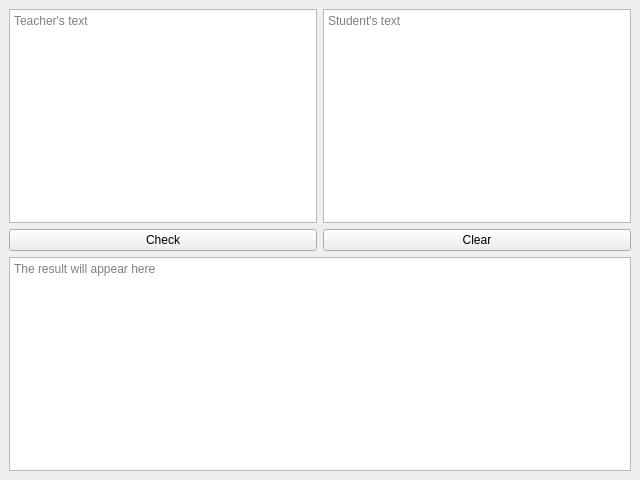
Qt form ui/shprote.ui (alex-rusakevich/shprote) before a commit.
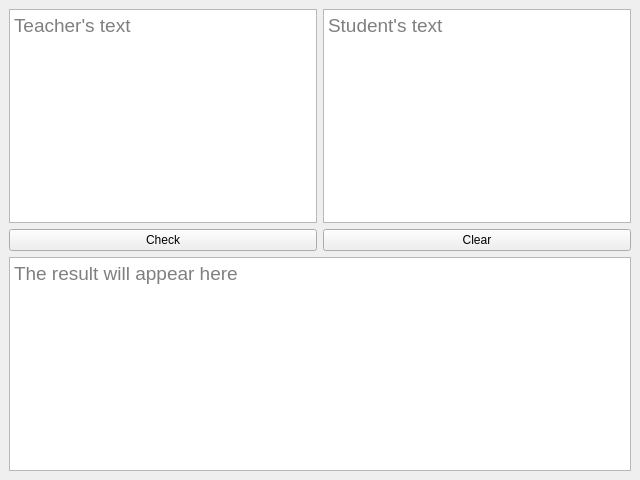
The same form after that commit.

Commit message: Disable reloader when running UI

Diff of the .ui file:
```diff
--- a/ui/shprote.ui
+++ b/ui/shprote.ui
@@ -40,6 +40,11 @@
      <layout class="QGridLayout" name="UIgridLayout">
       <item row="0" column="1">
        <widget class="QPlainTextEdit" name="studentTextEdit">
+        <property name="font">
+         <font>
+          <pointsize>14</pointsize>
+         </font>
+        </property>
         <property name="placeholderText">
          <string>Student's text</string>
         </property>
@@ -47,6 +52,11 @@
       </item>
       <item row="0" column="0">
        <widget class="QPlainTextEdit" name="teacherTextEdit">
+        <property name="font">
+         <font>
+          <pointsize>14</pointsize>
+         </font>
+        </property>
         <property name="placeholderText">
          <string>Teacher's text</string>
         </property>
@@ -54,6 +64,11 @@
       </item>
       <item row="3" column="0" colspan="2">
        <widget class="QPlainTextEdit" name="resultTextEdit">
+        <property name="font">
+         <font>
+          <pointsize>14</pointsize>
+         </font>
+        </property>
         <property name="readOnly">
          <bool>true</bool>
         </property>
```
The commit also changes 2 other files.
